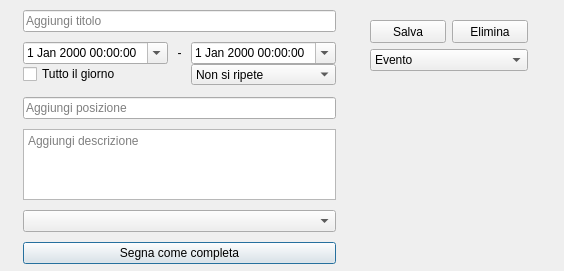
DarthReca/calendar-to-do-list, file CalendarToDoList/widgets/createeventform.ui: the form before one commit.
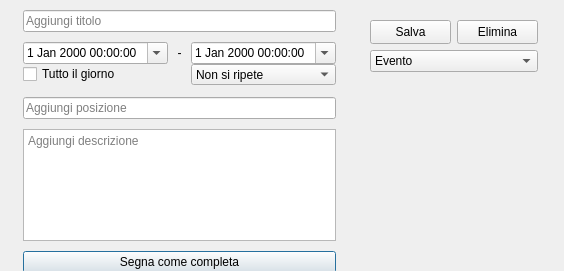
The form after the commit. Icons and pictures are not drawn.

Commit message: Implemented single TaskList and managed tasks with iCalendar rather than Json format

What changed in the file:
```diff
--- a/CalendarToDoList/widgets/createeventform.ui
+++ b/CalendarToDoList/widgets/createeventform.ui
@@ -19,7 +19,7 @@
      <x>10</x>
      <y>10</y>
      <width>326</width>
-     <height>254</height>
+     <height>263</height>
     </rect>
    </property>
    <layout class="QFormLayout" name="formLayout">
@@ -180,9 +180,6 @@
      </widget>
     </item>
     <item row="4" column="1">
-     <widget class="QComboBox" name="taskLists"/>
-    </item>
-    <item row="5" column="1">
      <widget class="QPushButton" name="completionButton">
       <property name="text">
        <string>Segna come completa</string>
@@ -196,8 +193,8 @@
     <rect>
      <x>370</x>
      <y>20</y>
-     <width>158</width>
-     <height>51</height>
+     <width>168</width>
+     <height>52</height>
     </rect>
    </property>
    <layout class="QGridLayout" name="righthLayout">
```
Left out of the diff: 14 changed lines with no effect on the pictures. The commit also changes 10 other files.
